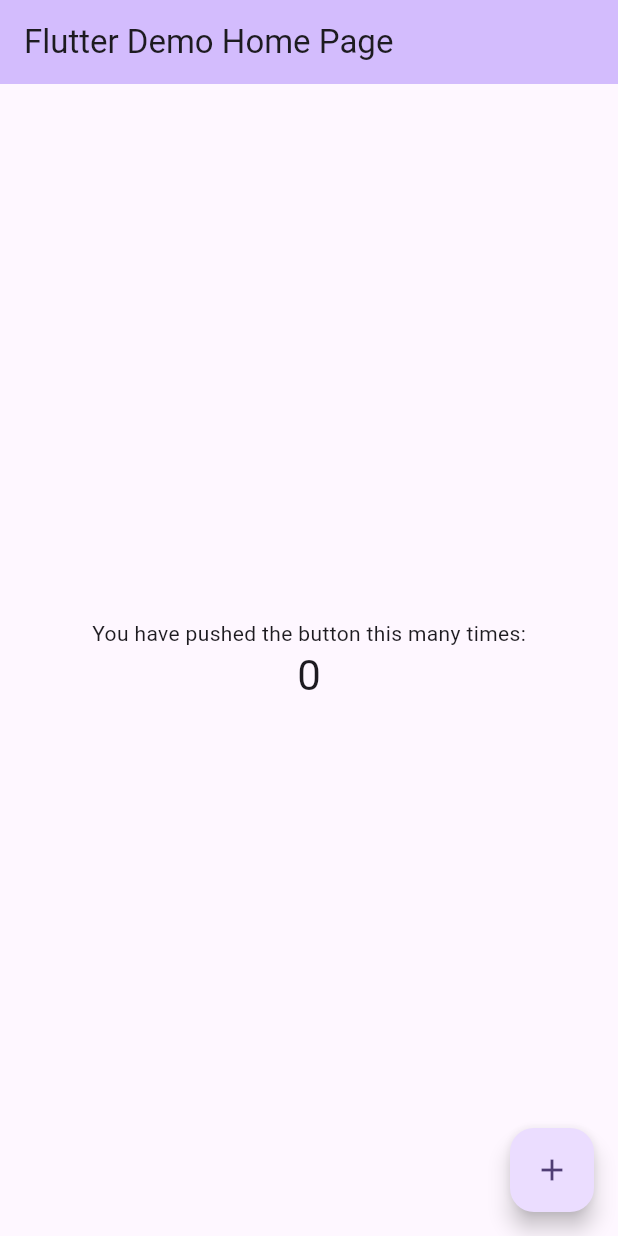
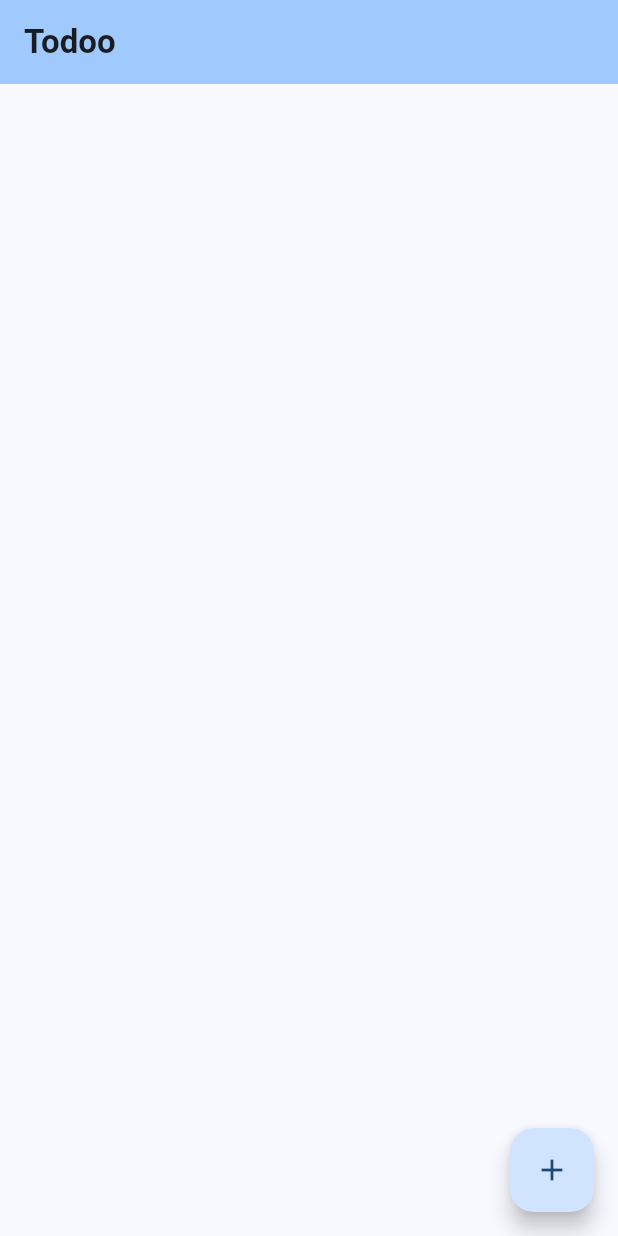
Before and after one commit to HKmus/todoo, a Flutter app: the screen it shows after launch, on a phone screen of 412 x 824 dp. Run offline on Flutter 3.47's test engine with Material 2 defaults, Android fonts, the phone set to English and light mode, and no system bars.

Commit message:
create dashboard

```diff
--- a/lib/main.dart
+++ b/lib/main.dart
@@ -1,4 +1,5 @@
 import 'package:flutter/material.dart';
+import 'package:todoo/task_dashboard.dart';
 
 void main() {
   runApp(const MyApp());
@@ -13,113 +14,10 @@ class MyApp extends StatelessWidget {
     return MaterialApp(
       title: 'Flutter Demo',
       theme: ThemeData(
-        // This is the theme of your application.
-        //
-        // TRY THIS: Try running your application with "flutter run". You'll see
-        // the application has a blue toolbar. Then, without quitting the app,
-        // try changing the seedColor in the colorScheme below to Colors.green
-        // and then invoke "hot reload" (save your changes or press the "hot
-        // reload" button in a Flutter-supported IDE, or press "r" if you used
-        // the command line to start the app).
-        //
-        // Notice that the counter didn't reset back to zero; the application
-        // state is not lost during the reload. To reset the state, use hot
-        // restart instead.
-        //
-        // This works for code too, not just values: Most code changes can be
-        // tested with just a hot reload.
-        colorScheme: ColorScheme.fromSeed(seedColor: Colors.deepPurple),
+        colorScheme: ColorScheme.fromSeed(seedColor: Colors.blue),
         useMaterial3: true,
       ),
-      home: const MyHomePage(title: 'Flutter Demo Home Page'),
+      home: const TaskDashboard(title: 'Todoo'),
     );
   }
 }
-
-class MyHomePage extends StatefulWidget {
-  const MyHomePage({super.key, required this.title});
-
-  // This widget is the home page of your application. It is stateful, meaning
-  // that it has a State object (defined below) that contains fields that affect
-  // how it looks.
-
-  // This class is the configuration for the state. It holds the values (in this
-  // case the title) provided by the parent (in this case the App widget) and
-  // used by the build method of the State. Fields in a Widget subclass are
-  // always marked "final".
-
-  final String title;
-
-  @override
-  State<MyHomePage> createState() => _MyHomePageState();
-}
-
-class _MyHomePageState extends State<MyHomePage> {
-  int _counter = 0;
-
-  void _incrementCounter() {
-    setState(() {
-      // This call to setState tells the Flutter framework that something has
-      // changed in this State, which causes it to rerun the build method below
-      // so that the display can reflect the updated values. If we changed
-      // _counter without calling setState(), then the build method would not be
-      // called again, and so nothing would appear to happen.
-      _counter++;
-    });
-  }
-
-  @override
-  Widget build(BuildContext context) {
-    // This method is rerun every time setState is called, for instance as done
-    // by the _incrementCounter method above.
-    //
-    // The Flutter framework has been optimized to make rerunning build methods
-    // fast, so that you can just rebuild anything that needs updating rather
-    // than having to individually change instances of widgets.
-    return Scaffold(
-      appBar: AppBar(
-        // TRY THIS: Try changing the color here to a specific color (to
-        // Colors.amber, perhaps?) and trigger a hot reload to see the AppBar
-        // change color while the other colors stay the same.
-        backgroundColor: Theme.of(context).colorScheme.inversePrimary,
-        // Here we take the value from the MyHomePage object that was created by
-        // the App.build method, and use it to set our appbar title.
-        title: Text(widget.title),
-      ),
-      body: Center(
-        // Center is a layout widget. It takes a single child and positions it
-        // in the middle of the parent.
-        child: Column(
-          // Column is also a layout widget. It takes a list of children and
-          // arranges them vertically. By default, it sizes itself to fit its
-          // children horizontally, and tries to be as tall as its parent.
-          //
-          // Column has various properties to control how it sizes itself and
-          // how it positions its children. Here we use mainAxisAlignment to
-          // center the children vertically; the main axis here is the vertical
-          // axis because Columns are vertical (the cross axis would be
-          // horizontal).
-          //
-          // TRY THIS: Invoke "debug painting" (choose the "Toggle Debug Paint"
-          // action in the IDE, or press "p" in the console), to see the
-          // wireframe for each widget.
-          mainAxisAlignment: MainAxisAlignment.center,
-          children: <Widget>[
-            const Text(
-              'You have pushed the button this many times:',
-            ),
-            Text(
-              '$_counter',
-              style: Theme.of(context).textTheme.headlineMedium,
-            ),
-          ],
-        ),
-      ),
-      floatingActionButton: FloatingActionButton(
-        onPressed: _incrementCounter,
-        tooltip: 'Increment',
-        child: const Icon(Icons.add),
-      ), // This trailing comma makes auto-formatting nicer for build methods.
-    );
-  }
-}
--- /dev/null
+++ b/lib/task_dashboard.dart
@@ -0,0 +1,25 @@
+import 'package:flutter/material.dart';
+
+class TaskDashboard extends StatelessWidget {
+  const TaskDashboard({super.key, required this.title});
+
+  final String title;
+
+  @override
+  Widget build(BuildContext context) {
+    return Scaffold(
+      appBar: AppBar(
+        backgroundColor: Theme.of(context).colorScheme.inversePrimary,
+        title: Text(
+          title,
+          style: const TextStyle(fontWeight: FontWeight.bold),
+        ),
+      ),
+      floatingActionButton: FloatingActionButton(
+        onPressed: () {},
+        tooltip: 'Add new',
+        child: const Icon(Icons.add),
+      ),
+    );
+  }
+}
```
